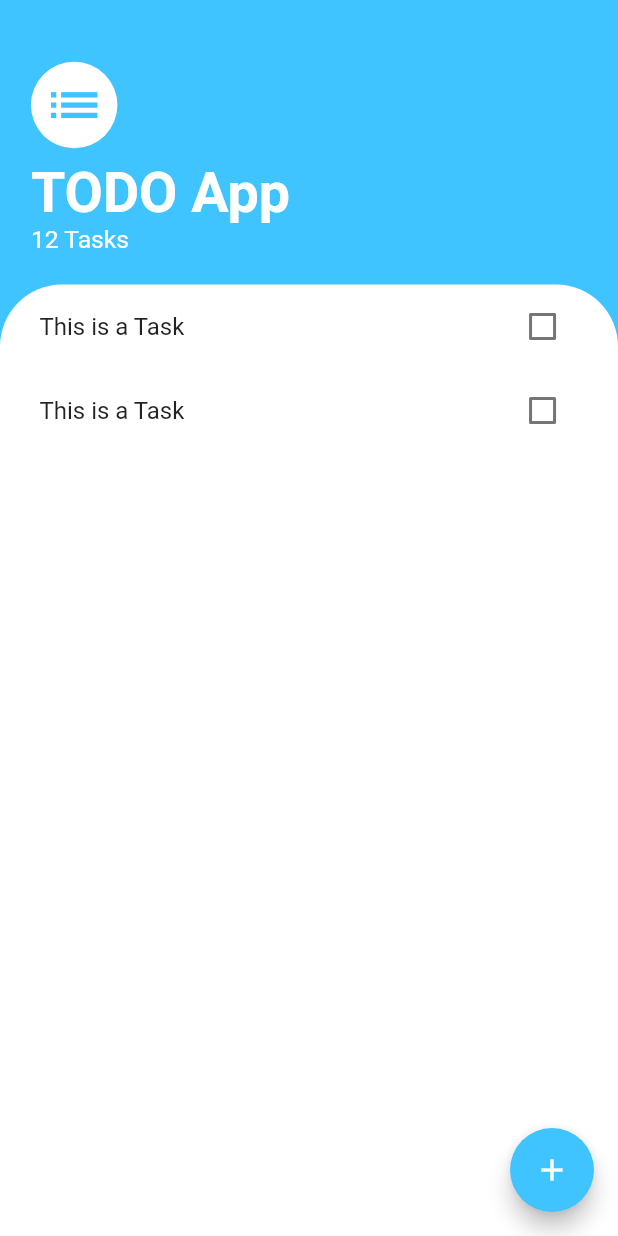
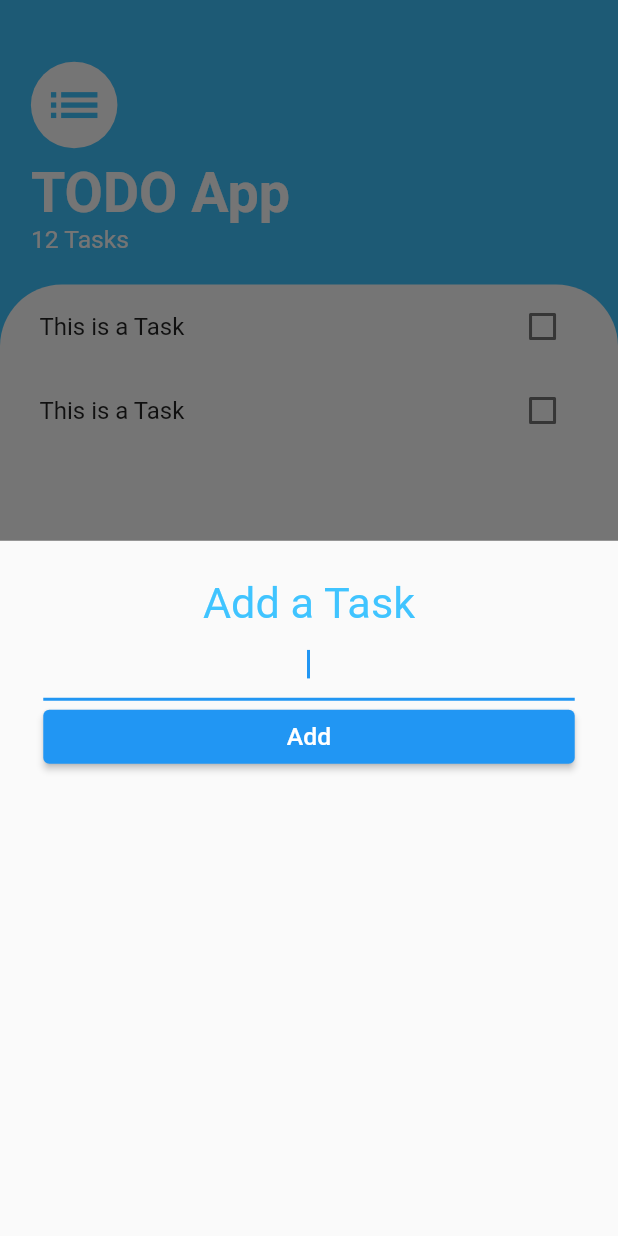
Before and after one commit to AliE99/todo-app, a Flutter app: the screen it shows after launch, after a tap on the "add" icon, on a phone screen of 412 x 824 dp. Run offline on Flutter 3.47's test engine with Material 2 defaults, Android fonts, the phone set to English and light mode, and no system bars.

Commit message:
Feat: Bottomsheet is added to the Task screen

```diff
--- a/analysis_options.yaml
+++ b/analysis_options.yaml
@@ -25,6 +25,8 @@ linter:
     prefer_const_constructors: false
     use_key_in_widget_constructors: false
     prefer_const_constructors_in_immutables: false
+    prefer_const_literals_to_create_immutables: false
+    avoid_unnecessary_containers: false
     # avoid_print: false  # Uncomment to disable the `avoid_print` rule
     # prefer_single_quotes: true  # Uncomment to enable the `prefer_single_quotes` rule
 # Additional information about this file can be found at
--- /dev/null
+++ b/lib/screens/add_task_screen.dart
@@ -0,0 +1,41 @@
+import 'package:flutter/material.dart';
+import 'package:todo_app/screens/constants.dart';
+
+class AddTaskScreen extends StatelessWidget {
+  @override
+  Widget build(BuildContext context) {
+    MediaQueryData query = MediaQuery.of(context);
+    final height = query.size.height;
+    final width = query.size.width;
+    return Container(
+      padding: EdgeInsets.symmetric(horizontal: 0.07 * width),
+      child: Column(
+        crossAxisAlignment: CrossAxisAlignment.stretch,
+        children: [
+          SizedBox(
+            height: 0.03 * height,
+          ),
+          Text(
+            'Add a Task',
+            textAlign: TextAlign.center,
+            style: TextStyle(color: primaryColor, fontSize: 0.07 * width),
+          ),
+          TextFormField(
+            autofocus: true,
+            textAlign: TextAlign.center,
+          ),
+          ElevatedButton(
+            onPressed: () {},
+            child: Text(
+              'Add',
+              style: TextStyle(fontSize: 0.04 * width),
+            ),
+            style: TextButton.styleFrom(
+              primary: secondaryColor,
+            ),
+          ),
+        ],
+      ),
+    );
+  }
+}
--- a/lib/screens/tasks_screen.dart
+++ b/lib/screens/tasks_screen.dart
@@ -1,4 +1,5 @@
 import 'package:flutter/material.dart';
+import 'package:todo_app/screens/add_task_screen.dart';
 import 'package:todo_app/screens/constants.dart';
 import 'package:todo_app/screens/widgets/task_list.dart';
 
@@ -15,7 +16,12 @@ class TasksScreen extends StatelessWidget {
       floatingActionButton: FloatingActionButton(
         backgroundColor: primaryColor,
         child: Icon(Icons.add),
-        onPressed: () {},
+        onPressed: () {
+          showModalBottomSheet(
+            context: context,
+            builder: (context) => AddTaskScreen(),
+          );
+        },
       ),
       body: SafeArea(
         child: Column(
```
